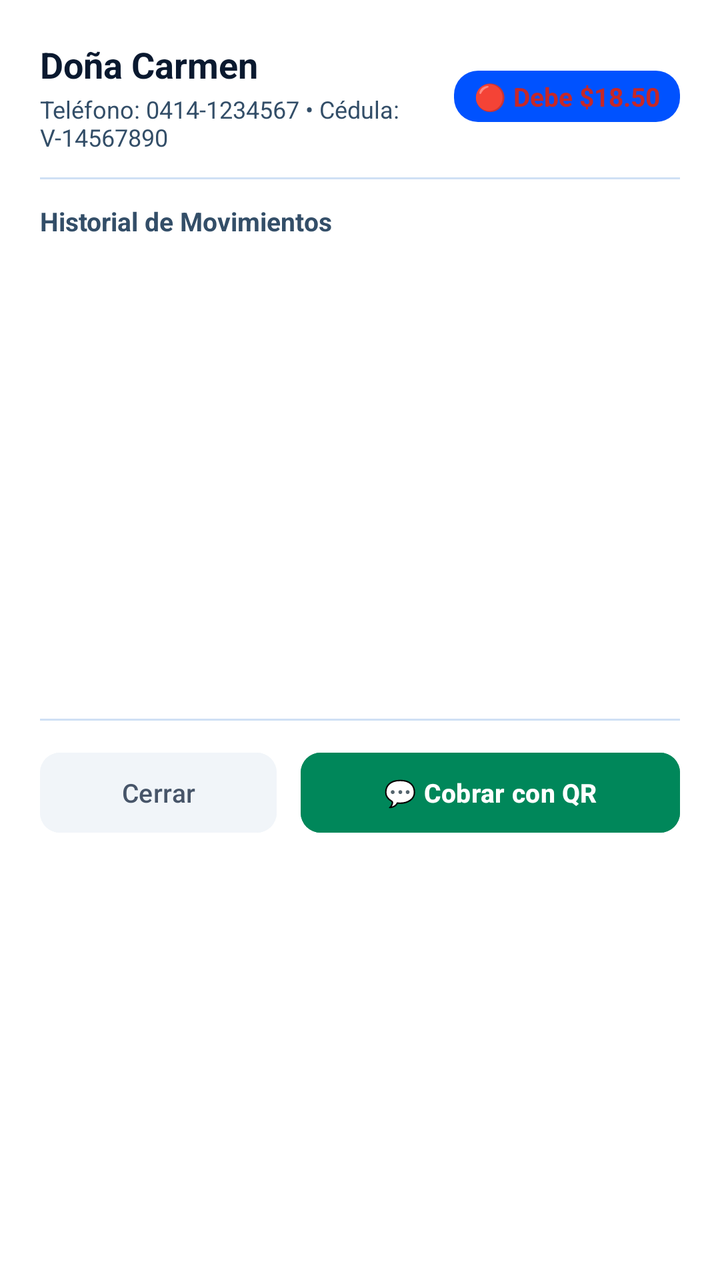
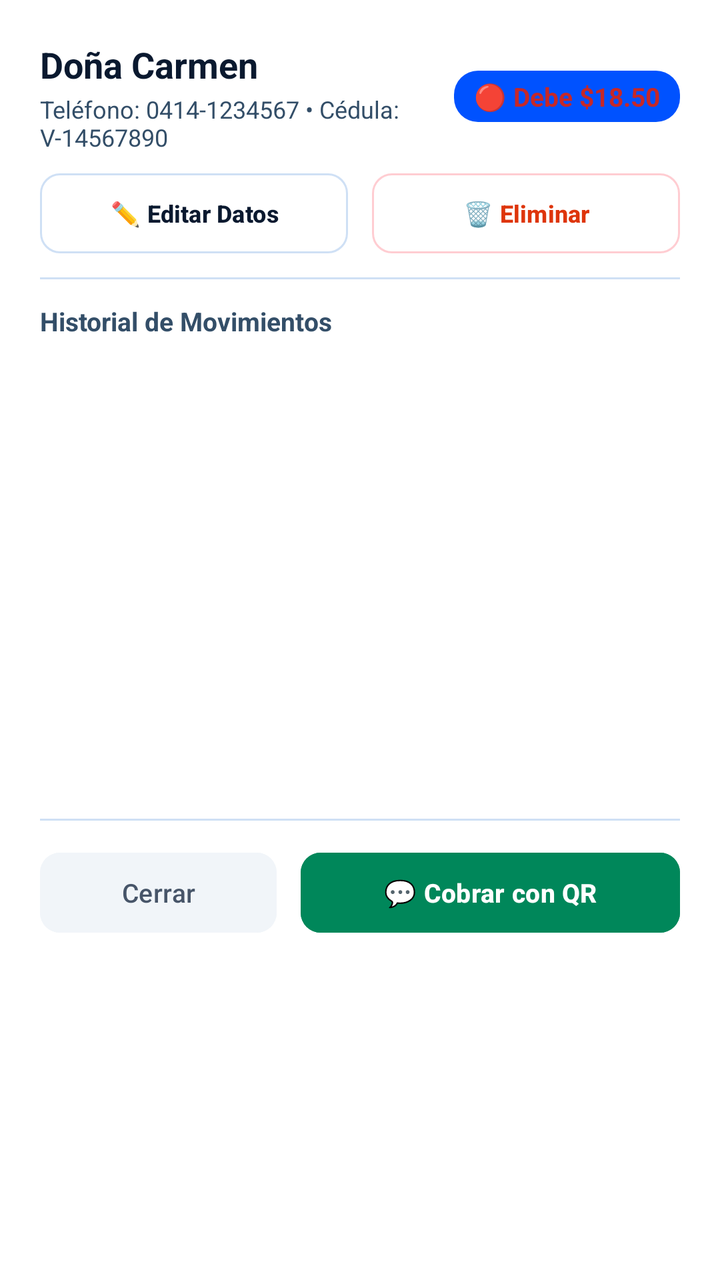

An Android layout rendered at two revisions. The XML below is the earlier revision; the diff shows what the commit changed to produce the second picture.
<!-- AndroidManifest.xml: application theme Theme.Zeasy -->
<!-- res/layout/dialog_debtor_detail.xml -->
<?xml version="1.0" encoding="utf-8"?>
<LinearLayout xmlns:android="http://schemas.android.com/apk/res/android"
    xmlns:app="http://schemas.android.com/apk/res-auto"
    android:layout_width="match_parent"
    android:layout_height="wrap_content"
    android:orientation="vertical"
    android:padding="20dp"
    android:background="@color/surface">

    
    <LinearLayout
        android:layout_width="match_parent"
        android:layout_height="wrap_content"
        android:orientation="horizontal"
        android:gravity="center_vertical">

        <LinearLayout
            android:layout_width="0dp"
            android:layout_height="wrap_content"
            android:layout_weight="1"
            android:orientation="vertical">

            <TextView
                android:id="@+id/tvDetailDebtorName"
                android:layout_width="wrap_content"
                android:layout_height="wrap_content"
                android:text="Doña Carmen"
                android:textStyle="bold"
                android:textColor="@color/text_primary"
                android:textSize="18sp" />

            <TextView
                android:id="@+id/tvDetailDebtorMeta"
                android:layout_width="wrap_content"
                android:layout_height="wrap_content"
                android:text="Teléfono: 0414-1234567 • Cédula: V-14567890"
                android:textColor="@color/text_secondary"
                android:textSize="12sp"
                android:layout_marginTop="2dp" />
        </LinearLayout>

        <TextView
            android:id="@+id/tvDetailBalanceBadge"
            android:layout_width="wrap_content"
            android:layout_height="wrap_content"
            android:text="🔴 Debe $18.50"
            android:textStyle="bold"
            android:textSize="13sp"
            android:paddingHorizontal="10dp"
            android:paddingVertical="4dp"
            android:background="@drawable/bg_badge_rounded"
            android:textColor="#C62828" />
    </LinearLayout>

    <View
        android:layout_width="match_parent"
        android:layout_height="1dp"
        android:background="@color/border"
        android:layout_marginVertical="12dp" />

    <TextView
        android:layout_width="wrap_content"
        android:layout_height="wrap_content"
        android:text="Historial de Movimientos"
        android:textStyle="bold"
        android:textColor="@color/text_secondary"
        android:textSize="13sp" />

    
    <ScrollView
        android:layout_width="match_parent"
        android:layout_height="220dp"
        android:layout_marginTop="8dp">

        <LinearLayout
            android:id="@+id/layoutLedgerEntriesContainer"
            android:layout_width="match_parent"
            android:layout_height="wrap_content"
            android:orientation="vertical" />
    </ScrollView>

    <View
        android:layout_width="match_parent"
        android:layout_height="1dp"
        android:background="@color/border"
        android:layout_marginVertical="12dp" />

    
    <LinearLayout
        android:layout_width="match_parent"
        android:layout_height="wrap_content"
        android:orientation="horizontal">

        <com.google.android.material.button.MaterialButton
            android:id="@+id/btnDetailClose"
            android:layout_width="0dp"
            android:layout_height="48dp"
            android:layout_weight="1"
            android:layout_marginEnd="6dp"
            android:text="Cerrar"
            android:textSize="13sp"
            app:cornerRadius="10dp"
            android:backgroundTint="#F1F5F9"
            android:textColor="#475569" />

        <com.google.android.material.button.MaterialButton
            android:id="@+id/btnDetailShareWhatsApp"
            android:layout_width="0dp"
            android:layout_height="48dp"
            android:layout_weight="1.6"
            android:layout_marginStart="6dp"
            android:text="💬 Cobrar con QR"
            android:textSize="13sp"
            android:textStyle="bold"
            app:cornerRadius="10dp"
            android:backgroundTint="#00875A"
            android:textColor="@color/white" />
    </LinearLayout>

</LinearLayout>
<!-- resources referenced by this layout -->
<resources>
  <color name="border">#CFE0F5</color>
  <color name="surface">#FFFFFF</color>
  <color name="text_primary">#0A192F</color>
  <color name="text_secondary">#334E68</color>
  <color name="white">#FFFFFF</color>
  <!-- drawable bg_badge_rounded (drawable) -->
  <?xml version="1.0" encoding="utf-8"?>
  <shape xmlns:android="http://schemas.android.com/apk/res/android"
      android:shape="rectangle">
      <corners android:radius="12dp" />
      <solid android:color="@color/accent_blue" />
  </shape>
  <style name="Theme.Zeasy" parent="Theme.Material3.DayNight.NoActionBar">
          
          <item name="colorPrimary">@color/accent_green</item>
          <item name="colorPrimaryContainer">@color/accent_green_bg</item>
          <item name="colorOnPrimary">@color/white</item>
          <item name="colorSecondary">@color/accent_blue</item>
          <item name="colorSecondaryContainer">@color/accent_blue_bg</item>
  
          
          <item name="android:statusBarColor">@color/primary</item>
          <item name="android:windowLightStatusBar">false</item>
          <item name="android:colorBackground">@color/background</item>
  
          
          <item name="android:textColor">@color/text_primary</item>
  
          
          <item name="bottomNavigationStyle">@style/Widget.Zeasy.BottomNavigationView</item>
      </style>
  <color name="accent_blue">#0052FF</color>
  <color name="accent_green">#00875A</color>
  <color name="accent_green_bg">#E3FCEF</color>
  <color name="accent_blue_bg">#EFF6FF</color>
  <color name="primary">#0A2540</color>
  <color name="background">#F4F8FC</color>
  <style name="Widget.Zeasy.BottomNavigationView" parent="Widget.Material3.BottomNavigationView">
          <item name="itemRippleColor">@color/accent_green_bg</item>
          <item name="android:background">@color/surface</item>
          <item name="itemIconTint">@color/nav_selector</item>
          <item name="itemTextColor">@color/nav_selector</item>
      </style>
</resources>

<!-- the commit's change to res/layout/dialog_debtor_detail.xml (unified diff, before → after) -->
@@ -50,6 +50,46 @@
             android:paddingVertical="4dp"
             android:background="@drawable/bg_badge_rounded"
             android:textColor="#C62828" />
+    </LinearLayout>
+
+    
+    <LinearLayout
+        android:layout_width="match_parent"
+        android:layout_height="wrap_content"
+        android:orientation="horizontal"
+        android:layout_marginTop="10dp">
+
+        <com.google.android.material.button.MaterialButton
+            android:id="@+id/btnDetailEdit"
+            style="@style/Widget.Material3.Button.OutlinedButton"
+            android:layout_width="0dp"
+            android:layout_height="40dp"
+            android:layout_weight="1"
+            android:layout_marginEnd="6dp"
+            android:text="✏️ Editar Datos"
+            android:textSize="12sp"
+            android:textStyle="bold"
+            android:textColor="@color/text_primary"
+            app:strokeColor="@color/border"
+            app:cornerRadius="10dp"
+            android:insetTop="0dp"
+            android:insetBottom="0dp" />
+
+        <com.google.android.material.button.MaterialButton
+            android:id="@+id/btnDetailDelete"
+            style="@style/Widget.Material3.Button.OutlinedButton"
+            android:layout_width="0dp"
+            android:layout_height="40dp"
+            android:layout_weight="1"
+            android:layout_marginStart="6dp"
+            android:text="🗑️ Eliminar"
+            android:textSize="12sp"
+            android:textStyle="bold"
+            android:textColor="#DE350B"
+            app:strokeColor="#FFCDD2"
+            app:cornerRadius="10dp"
+            android:insetTop="0dp"
+            android:insetBottom="0dp" />
     </LinearLayout>
 
     <View
